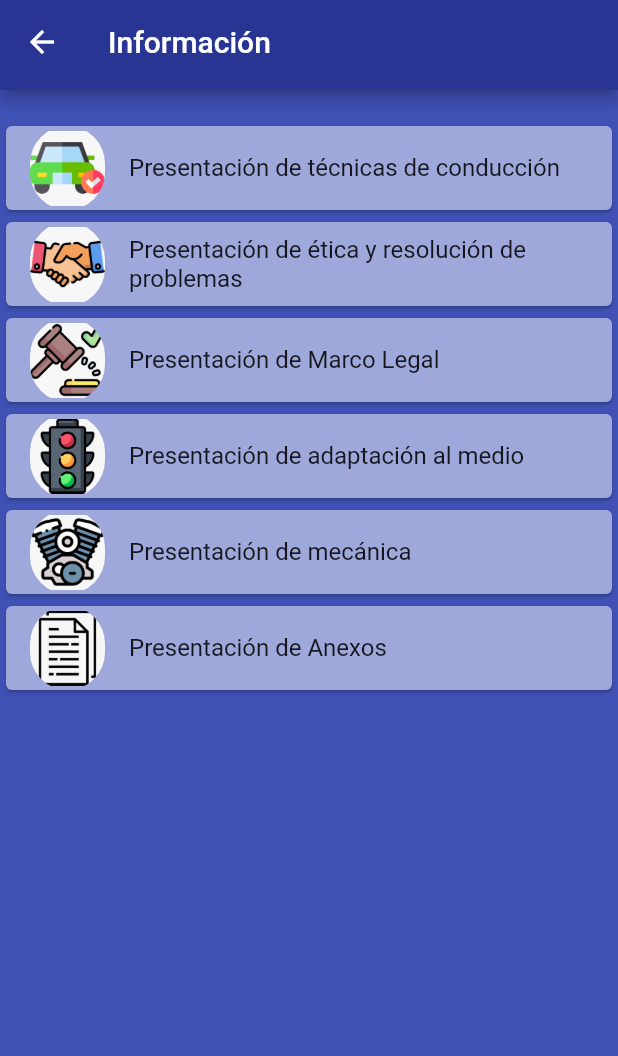
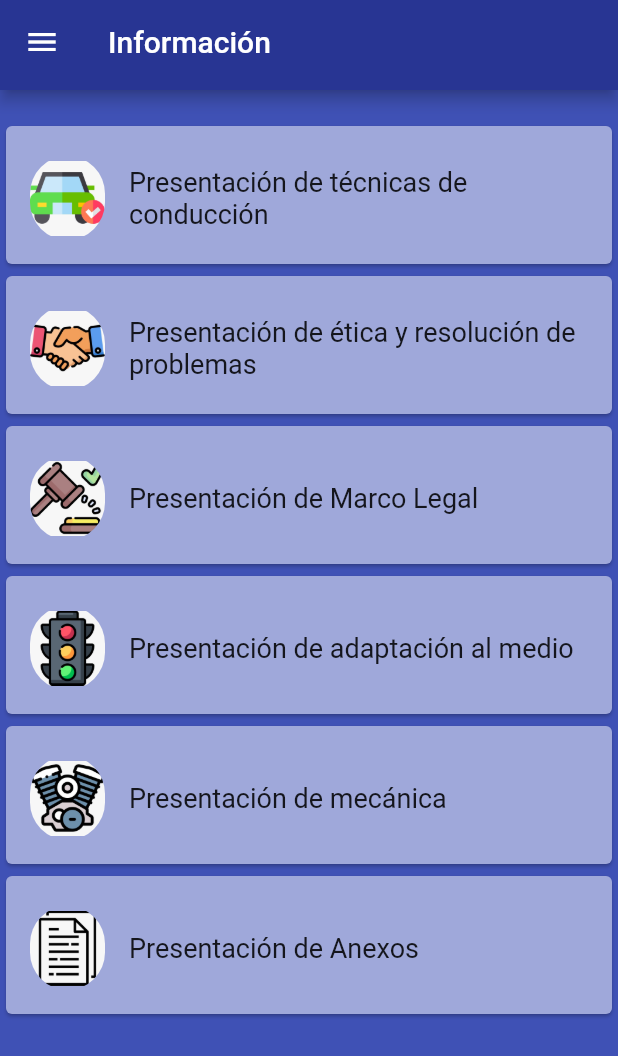
Before and after one commit to charlieaular/ask_answers, a Flutter app: the screen it shows after launch, in the side drawer, after a tap on "Información", on a phone screen of 412 x 824 dp. Shown: the top 1056 px of the screen. Run offline on Flutter 3.47's test engine with Material 2 defaults, Android fonts, the light colour scheme and no system bars; our stand-ins replace dartz, equatable, get, get_it, native_pdf_view; missing offline and left inert: a package.

Commit message:
ajustes askcontroller

```diff
--- a/lib/features/presentation/app.dart
+++ b/lib/features/presentation/app.dart
@@ -1,7 +1,6 @@
 import 'package:ask_answers/features/presentation/controllers/ask_controller.dart';
 import 'package:ask_answers/features/presentation/pages/cards_information_page.dart';
 import 'package:ask_answers/features/presentation/pages/form_page.dart';
-import 'package:ask_answers/features/presentation/pages/home_page.dart';
 import 'package:flutter/material.dart';
 import 'package:get/get.dart';
 
@@ -15,10 +14,11 @@ class App extends StatelessWidget {
       theme: ThemeData(scaffoldBackgroundColor: Color(0XFF3F51B5)),
       debugShowCheckedModeBanner: false,
       title: "Ask Answer app",
-      initialRoute: HomePage.routeName,
+      initialRoute: CardsInformationPage.routeName,
       getPages: [
-        GetPage(name: HomePage.routeName, page: () => HomePage()),
-        GetPage(name: CardsInformationPage.routeName, page: () => CardsInformationPage()),
+        GetPage(
+            name: CardsInformationPage.routeName,
+            page: () => CardsInformationPage()),
         GetPage(name: FormPage.routeName, page: () => FormPage())
       ],
     );
--- a/lib/features/presentation/pages/cards_information_page.dart
+++ b/lib/features/presentation/pages/cards_information_page.dart
@@ -1,3 +1,4 @@
+import 'package:ask_answers/features/presentation/pages/form_page.dart';
 import 'package:ask_answers/features/presentation/pages/pdf_page.dart';
 import 'package:flutter/material.dart';
 import 'package:get/route_manager.dart';
@@ -46,7 +47,50 @@ class CardsInformationPage extends StatelessWidget {
       appBar: AppBarComponent(
         title: 'Información',
       ),
-      body: Container(
+      drawer: Drawer(
+          child: Container(
+        decoration: BoxDecoration(
+            gradient: new LinearGradient(
+                colors: [
+                  const Color(0XFF283593),
+                  const Color(0XFF3F51B5),
+                ],
+                begin: const FractionalOffset(0.0, 0.0),
+                end: const FractionalOffset(1.0, 0.0),
+                stops: [0.0, 1.0],
+                tileMode: TileMode.clamp)),
+        child: ListView(
+          padding: EdgeInsets.zero,
+          children: [
+            DrawerHeader(
+                child: Container(),
+                decoration: BoxDecoration(
+                    image: DecorationImage(
+                        image: AssetImage('assets/images/menulateral.jpeg'),
+                        fit: BoxFit.contain))),
+            ListTile(
+              title: Text(
+                'Información',
+                style: TextStyle(color: Colors.white, fontSize: 18),
+              ),
+              onTap: () {
+                Get.back();
+                Get.toNamed(CardsInformationPage.routeName);
+              },
+            ),
+            ListTile(
+              title: Text('Cuestionario',
+                  style: TextStyle(color: Colors.white, fontSize: 18)),
+              onTap: () {
+                Get.back();
+                Get.toNamed(FormPage.routeName, arguments: '0');
+              },
+            )
+          ],
+        ),
+      )),
+      body: SingleChildScrollView(
+        child: Container(
           padding: EdgeInsets.only(top: 20),
           child: Column(
               children: resources
@@ -55,14 +99,15 @@ class CardsInformationPage extends StatelessWidget {
                       onTap: () {
                         Get.to(PdfPage(name: el["name"], pdf: el["pdf"]));
                       },
+                      child: Container(
+                        height: 100,
                         child: Card(
                           color: Color(0XFF9FA8DA),
-                      child: Column(
-                        mainAxisSize: MainAxisSize.min,
-                        children: <Widget>[
-                          ListTile(
+                          child: Padding(
+                            padding: const EdgeInsets.only(top: 20.0),
+                            child: ListTile(
                               leading: ClipRRect(
-                              borderRadius: BorderRadius.circular(40),
+                                borderRadius: BorderRadius.circular(100),
                                 child: Container(
                                   width: 50,
                                   decoration: BoxDecoration(
@@ -72,15 +117,19 @@ class CardsInformationPage extends StatelessWidget {
                                 ),
                               ),
                               //leading: Image(image: AssetImage(el["image"])),
-                            title: Text(el["name"]),
+                              title: Text(
+                                el["name"],
+                                style: TextStyle(fontSize: 18),
                               ),
-                        ],
+                            ),
+                          ),
                         ),
                       ),
                     ),
                   )
                   .toList()),
         ),
+      ),
     );
   }
 }
--- a/lib/features/presentation/pages/home_page.dart
+++ /dev/null
@@ -1,72 +0,0 @@
-import 'package:ask_answers/features/presentation/appbar_component.dart';
-import 'package:ask_answers/features/presentation/pages/form_page.dart';
-import 'package:flutter/material.dart';
-import 'package:get/route_manager.dart';
-
-import 'cards_information_page.dart';
-
-class HomePage extends StatelessWidget {
-  static const String routeName = "home.page";
-  @override
-  Widget build(BuildContext context) {
-    return Scaffold(
-      appBar: AppBarComponent(),
-      drawer: Drawer(
-          child: Container(
-        decoration: BoxDecoration(
-            gradient: new LinearGradient(
-                colors: [
-                  const Color(0XFF283593),
-                  const Color(0XFF3F51B5),
-                ],
-                begin: const FractionalOffset(0.0, 0.0),
-                end: const FractionalOffset(1.0, 0.0),
-                stops: [0.0, 1.0],
-                tileMode: TileMode.clamp)),
-        child: ListView(
-          padding: EdgeInsets.zero,
-          children: [
-            DrawerHeader(child: Container(), decoration: BoxDecoration(image: DecorationImage(image: AssetImage('assets/images/app_icon2.png'), fit: BoxFit.cover))),
-            ListTile(
-              title: Text(
-                'Información',
-                style: TextStyle(color: Colors.white, fontSize: 18),
-              ),
-              onTap: () {
-                Get.back();
-                Get.toNamed(CardsInformationPage.routeName);
-              },
-            ),
-            ListTile(
-              title: Text('Cuestionario', style: TextStyle(color: Colors.white, fontSize: 18)),
-              onTap: () {
-                Get.back();
-                Get.toNamed(FormPage.routeName, arguments: '0');
-              },
-            )
-          ],
-        ),
-      )),
-      body: SafeArea(
-        child: Container(
-          child: Center(
-            child: Text('inicio del home page'),
-          ),
-        ),
-      ),
-    );
-  }
-
-  Widget buildPopUpButton() {
-    return PopupMenuButton(
-      itemBuilder: (BuildContext context) => [
-        PopupMenuItem(
-          child: Text('uno'),
-        ),
-        PopupMenuItem(child: Text('dos')),
-        PopupMenuItem(child: Text('tres')),
-      ],
-      child: Text('Información'),
-    );
-  }
-}
```
Also changed, not shown: lib/features/presentation/controllers/ask_controller.dart (+15 -4 lines), lib/features/presentation/pages/form_page.dart (+16 -10 lines), assets/images/menulateral.jpeg (added). Lines whose indentation alone changed are shown as unchanged.
